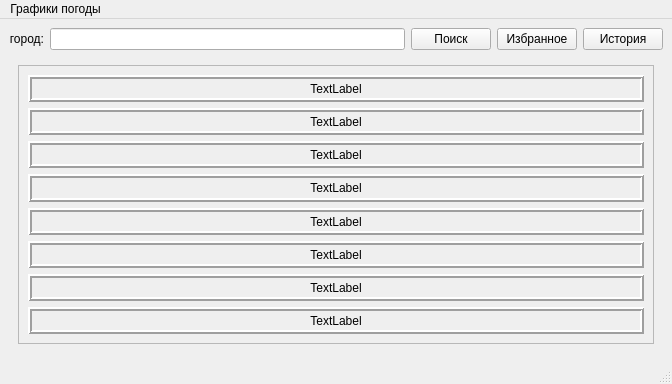
Qt form form.ui (simak-p/week_weather_10) before a commit.
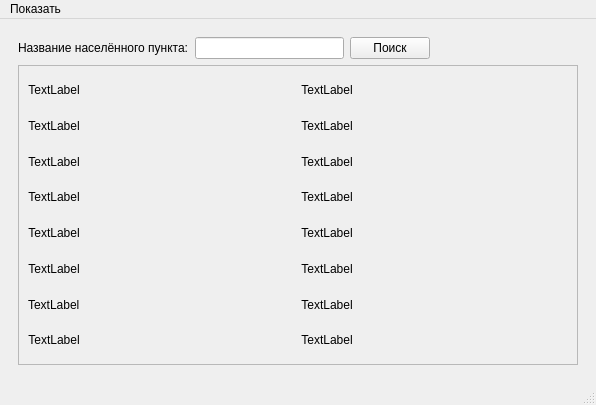
The same form after that commit.

Patch:
```diff
--- a/form.ui
+++ b/form.ui
@@ -6,26 +6,30 @@
    <rect>
     <x>0</x>
     <y>0</y>
-    <width>672</width>
-    <height>384</height>
+    <width>596</width>
+    <height>405</height>
    </rect>
   </property>
   <property name="windowTitle">
    <string>MainWindow</string>
   </property>
   <widget class="QWidget" name="centralwidget">
-   <layout class="QVBoxLayout" name="verticalLayout_2">
+   <layout class="QVBoxLayout" name="verticalLayout">
     <item>
-     <layout class="QVBoxLayout" name="verticalLayout" stretch="0,1">
+     <widget class="QStackedWidget" name="stackedWidget">
+      <property name="currentIndex">
+       <number>0</number>
+      </property>
+      <widget class="QWidget" name="page_weather">
+       <layout class="QVBoxLayout" name="verticalLayout_3">
       <item>
-       <layout class="QHBoxLayout" name="horizontalLayout" stretch="0,2,0,0,0">
+         <layout class="QVBoxLayout" name="verticalLayout_2" stretch="0,0">
+          <item>
+           <layout class="QHBoxLayout" name="horizontalLayout">
         <item>
          <widget class="QLabel" name="label_city">
           <property name="text">
-           <string>город:</string>
-          </property>
-          <property name="alignment">
-           <set>Qt::AlignRight|Qt::AlignTrailing|Qt::AlignVCenter</set>
+               <string>Название населённого пункта:</string>
           </property>
          </widget>
         </item>
@@ -40,24 +44,20 @@
          </widget>
         </item>
         <item>
-         <widget class="QPushButton" name="pushButton_favorites">
-          <property name="text">
-           <string>Избранное</string>
-          </property>
-         </widget>
-        </item>
-        <item>
-         <widget class="QPushButton" name="pushButton_history">
-          <property name="text">
-           <string>История</string>
-          </property>
-         </widget>
+             <spacer name="horizontalSpacer">
+              <property name="orientation">
+               <enum>Qt::Horizontal</enum>
+              </property>
+              <property name="sizeHint" stdset="0">
+               <size>
+                <width>40</width>
+                <height>20</height>
+               </size>
+              </property>
+             </spacer>
         </item>
        </layout>
       </item>
-      <item>
-       <widget class="QWidget" name="widget" native="true">
-        <layout class="QVBoxLayout" name="verticalLayout_3">
          <item>
           <widget class="QScrollArea" name="scrollArea">
            <property name="widgetResizable">
@@ -68,60 +68,15 @@
              <rect>
               <x>0</x>
               <y>0</y>
-              <width>632</width>
-              <height>267</height>
-             </rect>
-            </property>
-            <layout class="QVBoxLayout" name="verticalLayout_4">
+               <width>556</width>
+               <height>288</height>
+              </rect>
+             </property>
+             <layout class="QVBoxLayout" name="verticalLayout_5">
              <item>
-              <widget class="QLabel" name="label_0">
-               <property name="frameShape">
-                <enum>QFrame::Box</enum>
-               </property>
-               <property name="frameShadow">
-                <enum>QFrame::Raised</enum>
-               </property>
-               <property name="lineWidth">
-                <number>2</number>
-               </property>
-               <property name="text">
-                <string>TextLabel</string>
-               </property>
-               <property name="alignment">
-                <set>Qt::AlignCenter</set>
-               </property>
-              </widget>
-             </item>
-             <item>
-              <widget class="QLabel" name="label_1">
-               <property name="frameShape">
-                <enum>QFrame::Box</enum>
-               </property>
-               <property name="frameShadow">
-                <enum>QFrame::Raised</enum>
-               </property>
-               <property name="lineWidth">
-                <number>2</number>
-               </property>
-               <property name="text">
-                <string>TextLabel</string>
-               </property>
-               <property name="alignment">
-                <set>Qt::AlignCenter</set>
-               </property>
-              </widget>
-             </item>
-             <item>
+               <layout class="QGridLayout" name="gridLayout" columnstretch="0,1">
+                <item row="2" column="1">
               <widget class="QLabel" name="label_2">
-               <property name="frameShape">
-                <enum>QFrame::Box</enum>
-               </property>
-               <property name="frameShadow">
-                <enum>QFrame::Raised</enum>
-               </property>
-               <property name="lineWidth">
-                <number>2</number>
-               </property>
                <property name="text">
                 <string>TextLabel</string>
                </property>
@@ -130,17 +85,8 @@
                </property>
               </widget>
              </item>
-             <item>
+                <item row="3" column="1">
               <widget class="QLabel" name="label_3">
-               <property name="frameShape">
-                <enum>QFrame::Box</enum>
-               </property>
-               <property name="frameShadow">
-                <enum>QFrame::Raised</enum>
-               </property>
-               <property name="lineWidth">
-                <number>2</number>
-               </property>
                <property name="text">
                 <string>TextLabel</string>
                </property>
@@ -149,17 +95,8 @@
                </property>
               </widget>
              </item>
-             <item>
+                <item row="4" column="1">
               <widget class="QLabel" name="label_4">
-               <property name="frameShape">
-                <enum>QFrame::Box</enum>
-               </property>
-               <property name="frameShadow">
-                <enum>QFrame::Raised</enum>
-               </property>
-               <property name="lineWidth">
-                <number>2</number>
-               </property>
                <property name="text">
                 <string>TextLabel</string>
                </property>
@@ -168,17 +105,8 @@
                </property>
               </widget>
              </item>
-             <item>
+                <item row="5" column="1">
               <widget class="QLabel" name="label_5">
-               <property name="frameShape">
-                <enum>QFrame::Box</enum>
-               </property>
-               <property name="frameShadow">
-                <enum>QFrame::Raised</enum>
-               </property>
-               <property name="lineWidth">
-                <number>2</number>
-               </property>
                <property name="text">
                 <string>TextLabel</string>
                </property>
@@ -187,36 +115,28 @@
                </property>
               </widget>
              </item>
-             <item>
-              <widget class="QLabel" name="label_6">
-               <property name="frameShape">
-                <enum>QFrame::Box</enum>
-               </property>
-               <property name="frameShadow">
-                <enum>QFrame::Raised</enum>
-               </property>
-               <property name="lineWidth">
-                <number>2</number>
-               </property>
-               <property name="text">
-                <string>TextLabel</string>
-               </property>
-               <property name="alignment">
-                <set>Qt::AlignCenter</set>
-               </property>
-              </widget>
-             </item>
-             <item>
+                <item row="7" column="1">
               <widget class="QLabel" name="label_7">
-               <property name="frameShape">
-                <enum>QFrame::Box</enum>
-               </property>
-               <property name="frameShadow">
-                <enum>QFrame::Raised</enum>
-               </property>
-               <property name="lineWidth">
-                <number>2</number>
-               </property>
+                  <property name="text">
+                   <string>TextLabel</string>
+                  </property>
+                  <property name="alignment">
+                   <set>Qt::AlignCenter</set>
+                  </property>
+                 </widget>
+                </item>
+                <item row="6" column="1">
+                 <widget class="QLabel" name="label_6">
+                  <property name="text">
+                   <string>TextLabel</string>
+                  </property>
+                  <property name="alignment">
+                   <set>Qt::AlignCenter</set>
+                  </property>
+                 </widget>
+                </item>
+                <item row="0" column="1">
+                 <widget class="QLabel" name="label_0">
                <property name="text">
                 <string>TextLabel</string>
                </property>
@@ -225,14 +145,140 @@
                </property>
               </widget>
              </item>
-            </layout>
+                <item row="1" column="1">
+                 <widget class="QLabel" name="label_1">
+                  <property name="text">
+                   <string>TextLabel</string>
+                  </property>
+                  <property name="alignment">
+                   <set>Qt::AlignCenter</set>
+                  </property>
+                 </widget>
+                </item>
+                <item row="0" column="0">
+                 <widget class="QLabel" name="icon_1">
+                  <property name="text">
+                   <string>TextLabel</string>
+                  </property>
+                  <property name="alignment">
+                   <set>Qt::AlignCenter</set>
+                  </property>
+                 </widget>
+                </item>
+                <item row="1" column="0">
+                 <widget class="QLabel" name="icon_2">
+                  <property name="text">
+                   <string>TextLabel</string>
+                  </property>
+                  <property name="alignment">
+                   <set>Qt::AlignCenter</set>
+                  </property>
+                 </widget>
+                </item>
+                <item row="2" column="0">
+                 <widget class="QLabel" name="icon_3">
+                  <property name="text">
+                   <string>TextLabel</string>
+                  </property>
+                  <property name="alignment">
+                   <set>Qt::AlignCenter</set>
+                  </property>
+                 </widget>
+                </item>
+                <item row="3" column="0">
+                 <widget class="QLabel" name="icon_4">
+                  <property name="text">
+                   <string>TextLabel</string>
+                  </property>
+                  <property name="alignment">
+                   <set>Qt::AlignCenter</set>
+                  </property>
+                 </widget>
+                </item>
+                <item row="4" column="0">
+                 <widget class="QLabel" name="icon_5">
+                  <property name="text">
+                   <string>TextLabel</string>
+                  </property>
+                  <property name="alignment">
+                   <set>Qt::AlignCenter</set>
+                  </property>
+                 </widget>
+                </item>
+                <item row="5" column="0">
+                 <widget class="QLabel" name="Icon_6">
+                  <property name="text">
+                   <string>TextLabel</string>
+                  </property>
+                  <property name="alignment">
+                   <set>Qt::AlignCenter</set>
+                  </property>
+                 </widget>
+                </item>
+                <item row="6" column="0">
+                 <widget class="QLabel" name="icon_7">
+                  <property name="text">
+                   <string>TextLabel</string>
+                  </property>
+                 </widget>
+                </item>
+                <item row="7" column="0">
+                 <widget class="QLabel" name="icon_8">
+                  <property name="text">
+                   <string>TextLabel</string>
+                  </property>
+                  <property name="alignment">
+                   <set>Qt::AlignCenter</set>
+                  </property>
+                 </widget>
+                </item>
+               </layout>
+              </item>
+             </layout>
            </widget>
           </widget>
          </item>
         </layout>
-       </widget>
-      </item>
-     </layout>
+        </item>
+       </layout>
+      </widget>
+      <widget class="QWidget" name="page_favorites">
+       <layout class="QHBoxLayout" name="horizontalLayout_3">
+        <item>
+         <layout class="QVBoxLayout" name="verticalLayout_6">
+          <item>
+           <layout class="QHBoxLayout" name="horizontalLayout_2">
+            <item>
+             <widget class="QLabel" name="label_10">
+              <property name="text">
+               <string>Избранное</string>
+              </property>
+             </widget>
+            </item>
+            <item>
+             <widget class="QLabel" name="label_11">
+              <property name="text">
+               <string>История</string>
+              </property>
+             </widget>
+            </item>
+           </layout>
+          </item>
+          <item>
+           <layout class="QHBoxLayout" name="horizontalLayout_4">
+            <item>
+             <widget class="QListView" name="listView_favorites"/>
+            </item>
+            <item>
+             <widget class="QListView" name="listView_history"/>
+            </item>
+           </layout>
+          </item>
+         </layout>
+        </item>
+       </layout>
+      </widget>
+     </widget>
     </item>
    </layout>
   </widget>
@@ -241,13 +287,13 @@
     <rect>
      <x>0</x>
      <y>0</y>
-     <width>672</width>
+     <width>596</width>
      <height>22</height>
     </rect>
    </property>
    <widget class="QMenu" name="menu">
     <property name="title">
-     <string>Графики погоды</string>
+     <string>Показать</string>
     </property>
     <addaction name="action_chart_week"/>
     <addaction name="action_chart_three"/>
```
Left out of the diff: 28 changed lines with no effect on the pictures. Lines whose indentation alone changed are shown as unchanged.
